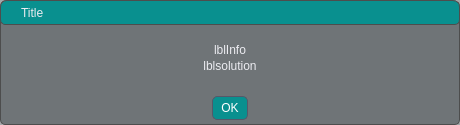
The window that mailabl-qgis/widgets/InfoMessages.ui (TuloliKalver/mailabl-qgis) describes before a commit, drawn with Qt 5.
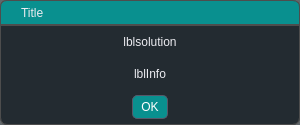
The same window after the commit.

Commit message: 2.0 prerelease messages standardized

Diff of the .ui file:
```diff
--- a/mailabl-qgis/widgets/InfoMessages.ui
+++ b/mailabl-qgis/widgets/InfoMessages.ui
@@ -6,20 +6,20 @@
    <rect>
     <x>0</x>
     <y>0</y>
-    <width>460</width>
+    <width>300</width>
     <height>125</height>
    </rect>
   </property>
   <property name="minimumSize">
    <size>
-    <width>460</width>
+    <width>300</width>
     <height>125</height>
    </size>
   </property>
   <property name="maximumSize">
    <size>
-    <width>460</width>
-    <height>125</height>
+    <width>500</width>
+    <height>175</height>
    </size>
   </property>
   <property name="windowTitle">
@@ -41,12 +41,12 @@
 QWidget {
 
     border: 1px solid #4d4d4d;
-    border-radius: 5px;
+    border-radius: 7px;
 	border-top-left-radius: 7px;     /* Rounded top-left corner */
     border-top-right-radius: 7px;    /* Rounded top-right corner */
     border-right-radius: 7px;        /* No rounding on right side */
     border-left-radius: 7px;    
-	background-color: rgba(29, 37, 43, 0.4);  /* 10% transparency */
+	background-color: rgba(29, 37, 43, 0.7);  /* 10% transparency */
 }
 
 QLabel, QLabel:focus, QLabel:hover {
@@ -99,13 +99,18 @@
 #dragFrame {
     border-top-left-radius: 7px;
     border-top-right-radius: 7px;
-    border-right-radius: 7px;
-    border-left-radius: 7px;
+    border-bottom-right-radius: 0px;
+    border-bottom-left-radius: 0px;
     background-color: rgba(9, 144, 143, 1.0);
     cursor: move;
     color: #ececf1; /* Brighter default text */
 }
 
+#frame{
+ 	border-top-right-radius: 0px;
+	border-top-left-radius: 0px
+}
+
 #QfDialogBbBox{
 	background: None;
 	border: None
@@ -118,7 +123,7 @@
   </property>
   <layout class="QVBoxLayout" name="verticalLayout">
    <property name="spacing">
-    <number>2</number>
+    <number>0</number>
    </property>
    <property name="leftMargin">
     <number>0</number>
@@ -179,28 +184,29 @@
     </widget>
    </item>
    <item>
-    <spacer name="verticalSpacer">
-     <property name="orientation">
-      <enum>Qt::Vertical</enum>
+    <widget class="QFrame" name="frame">
+     <property name="frameShape">
+      <enum>QFrame::StyledPanel</enum>
      </property>
-     <property name="sizeHint" stdset="0">
-      <size>
-       <width>20</width>
-       <height>40</height>
-      </size>
+     <property name="frameShadow">
+      <enum>QFrame::Raised</enum>
      </property>
-    </spacer>
-   </item>
-   <item>
-    <widget class="QLabel" name="lblInfo">
-     <property name="text">
-      <string>lblInfo</string>
-     </property>
-     <property name="alignment">
-      <set>Qt::AlignCenter</set>
-     </property>
-    </widget>
-   </item>
+     <layout class="QVBoxLayout" name="verticalLayout_3">
+      <property name="spacing">
+       <number>0</number>
+      </property>
+      <property name="leftMargin">
+       <number>0</number>
+      </property>
+      <property name="topMargin">
+       <number>0</number>
+      </property>
+      <property name="rightMargin">
+       <number>0</number>
+      </property>
+      <property name="bottomMargin">
+       <number>0</number>
+      </property>
    <item>
     <widget class="QLabel" name="lblSolution">
      <property name="text">
@@ -212,17 +218,14 @@
     </widget>
    </item>
    <item>
-    <spacer name="verticalSpacer_2">
-     <property name="orientation">
-      <enum>Qt::Vertical</enum>
-     </property>
-     <property name="sizeHint" stdset="0">
-      <size>
-       <width>20</width>
-       <height>40</height>
-      </size>
-     </property>
-    </spacer>
+       <widget class="QLabel" name="lblInfo">
+        <property name="text">
+         <string>lblInfo</string>
+        </property>
+        <property name="alignment">
+         <set>Qt::AlignCenter</set>
+        </property>
+       </widget>
    </item>
    <item>
     <widget class="QFrame" name="QfDialogBbBox">
@@ -255,18 +258,8 @@
         </property>
        </widget>
       </item>
-      <item>
-       <spacer name="verticalSpacer_3">
-        <property name="orientation">
-         <enum>Qt::Vertical</enum>
-        </property>
-        <property name="sizeHint" stdset="0">
-         <size>
-          <width>20</width>
-          <height>10</height>
-         </size>
-        </property>
-       </spacer>
+        </layout>
+       </widget>
       </item>
      </layout>
     </widget>
```
Left out of the diff: 35 changed lines with no effect on the pictures. Lines whose indentation alone changed are shown as unchanged. The commit also changes 52 other files.
